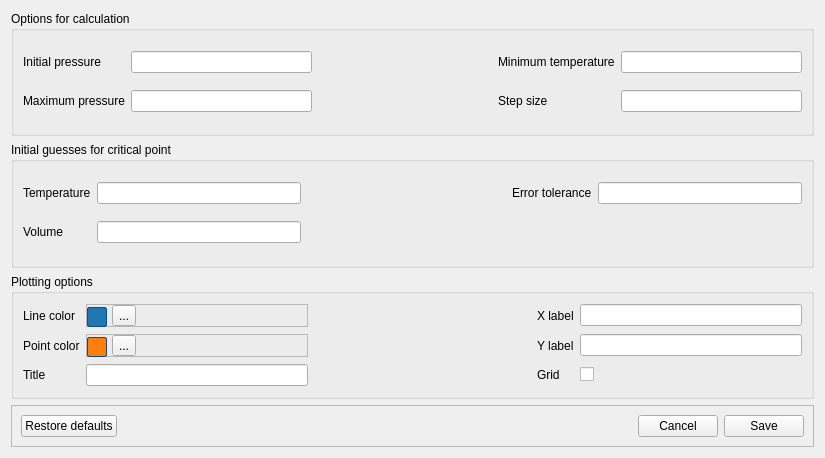
This is addon/pycThermopack/pyctp/gui/widgets/layouts/pressure_density_options.ui in thermotools/thermopack as Qt 5 draws it before an edit. The edited form follows.
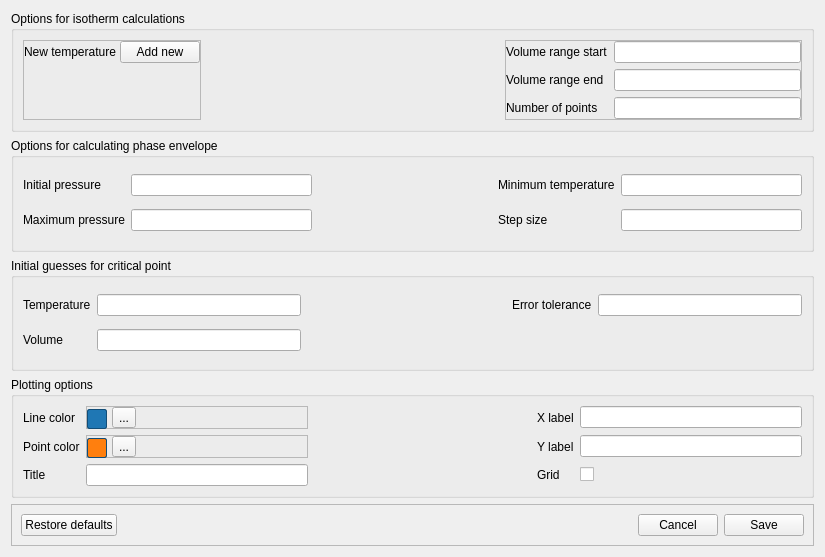
This is the edited form.

Commit message: Corrected pressure density plot + options (setting, saving and loading)

What changed in the file:
```diff
--- a/addon/pycThermopack/pyctp/gui/widgets/layouts/pressure_density_options.ui
+++ b/addon/pycThermopack/pyctp/gui/widgets/layouts/pressure_density_options.ui
@@ -7,13 +7,152 @@
     <x>0</x>
     <y>0</y>
     <width>825</width>
-    <height>458</height>
+    <height>557</height>
    </rect>
   </property>
   <property name="windowTitle">
    <string>Dialog</string>
   </property>
   <layout class="QVBoxLayout" name="verticalLayout">
+   <item>
+    <widget class="QGroupBox" name="groupBox_2">
+     <property name="sizePolicy">
+      <sizepolicy hsizetype="Preferred" vsizetype="Preferred">
+       <horstretch>0</horstretch>
+       <verstretch>0</verstretch>
+      </sizepolicy>
+     </property>
+     <property name="title">
+      <string>Options for isotherm calculations</string>
+     </property>
+     <layout class="QHBoxLayout" name="horizontalLayout_2">
+      <item>
+       <widget class="QFrame" name="frame_2">
+        <property name="frameShape">
+         <enum>QFrame::StyledPanel</enum>
+        </property>
+        <property name="frameShadow">
+         <enum>QFrame::Raised</enum>
+        </property>
+        <layout class="QFormLayout" name="isotherm_layout">
+         <property name="horizontalSpacing">
+          <number>4</number>
+         </property>
+         <property name="verticalSpacing">
+          <number>4</number>
+         </property>
+         <property name="leftMargin">
+          <number>0</number>
+         </property>
+         <property name="topMargin">
+          <number>0</number>
+         </property>
+         <property name="rightMargin">
+          <number>0</number>
+         </property>
+         <property name="bottomMargin">
+          <number>0</number>
+         </property>
+         <item row="0" column="0">
+          <widget class="QLabel" name="label_22">
+           <property name="text">
+            <string>New temperature</string>
+           </property>
+          </widget>
+         </item>
+         <item row="0" column="1">
+          <widget class="QPushButton" name="new_temp_btn">
+           <property name="sizePolicy">
+            <sizepolicy hsizetype="Maximum" vsizetype="Fixed">
+             <horstretch>0</horstretch>
+             <verstretch>0</verstretch>
+            </sizepolicy>
+           </property>
+           <property name="text">
+            <string>Add new</string>
+           </property>
+           <property name="autoDefault">
+            <bool>false</bool>
+           </property>
+          </widget>
+         </item>
+        </layout>
+       </widget>
+      </item>
+      <item>
+       <spacer name="horizontalSpacer_9">
+        <property name="orientation">
+         <enum>Qt::Horizontal</enum>
+        </property>
+        <property name="sizeHint" stdset="0">
+         <size>
+          <width>40</width>
+          <height>20</height>
+         </size>
+        </property>
+       </spacer>
+      </item>
+      <item>
+       <widget class="QFrame" name="frame_3">
+        <property name="frameShape">
+         <enum>QFrame::StyledPanel</enum>
+        </property>
+        <property name="frameShadow">
+         <enum>QFrame::Raised</enum>
+        </property>
+        <layout class="QFormLayout" name="formLayout_2">
+         <property name="leftMargin">
+          <number>0</number>
+         </property>
+         <property name="topMargin">
+          <number>0</number>
+         </property>
+         <property name="rightMargin">
+          <number>0</number>
+         </property>
+         <property name="bottomMargin">
+          <number>0</number>
+         </property>
+         <item row="0" column="0">
+          <widget class="QLabel" name="label_24">
+           <property name="text">
+            <string>Volume range start</string>
+           </property>
+          </widget>
+         </item>
+         <item row="0" column="1">
+          <widget class="QLineEdit" name="v_start">
+           <property name="text">
+            <string/>
+           </property>
+          </widget>
+         </item>
+         <item row="1" column="0">
+          <widget class="QLabel" name="label_25">
+           <property name="text">
+            <string>Volume range end</string>
+           </property>
+          </widget>
+         </item>
+         <item row="1" column="1">
+          <widget class="QLineEdit" name="v_end"/>
+         </item>
+         <item row="2" column="0">
+          <widget class="QLabel" name="label_30">
+           <property name="text">
+            <string>Number of points</string>
+           </property>
+          </widget>
+         </item>
+         <item row="2" column="1">
+          <widget class="QLineEdit" name="v_num_points"/>
+         </item>
+        </layout>
+       </widget>
+      </item>
+     </layout>
+    </widget>
+   </item>
    <item>
     <widget class="QGroupBox" name="groupBox">
      <property name="sizePolicy">
@@ -23,7 +162,7 @@
       </sizepolicy>
      </property>
      <property name="title">
-      <string>Options for calculation</string>
+      <string>Options for calculating phase envelope</string>
      </property>
      <layout class="QGridLayout" name="gridLayout">
       <item row="1" column="0">
```
The commit also changes 4 other files.
